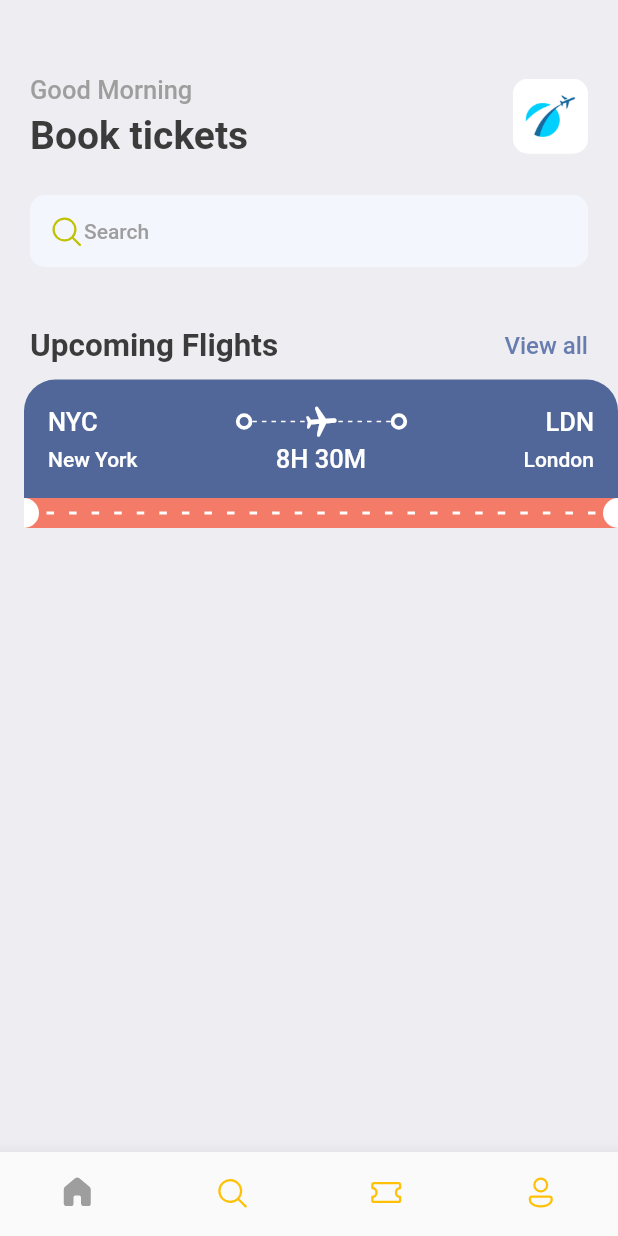
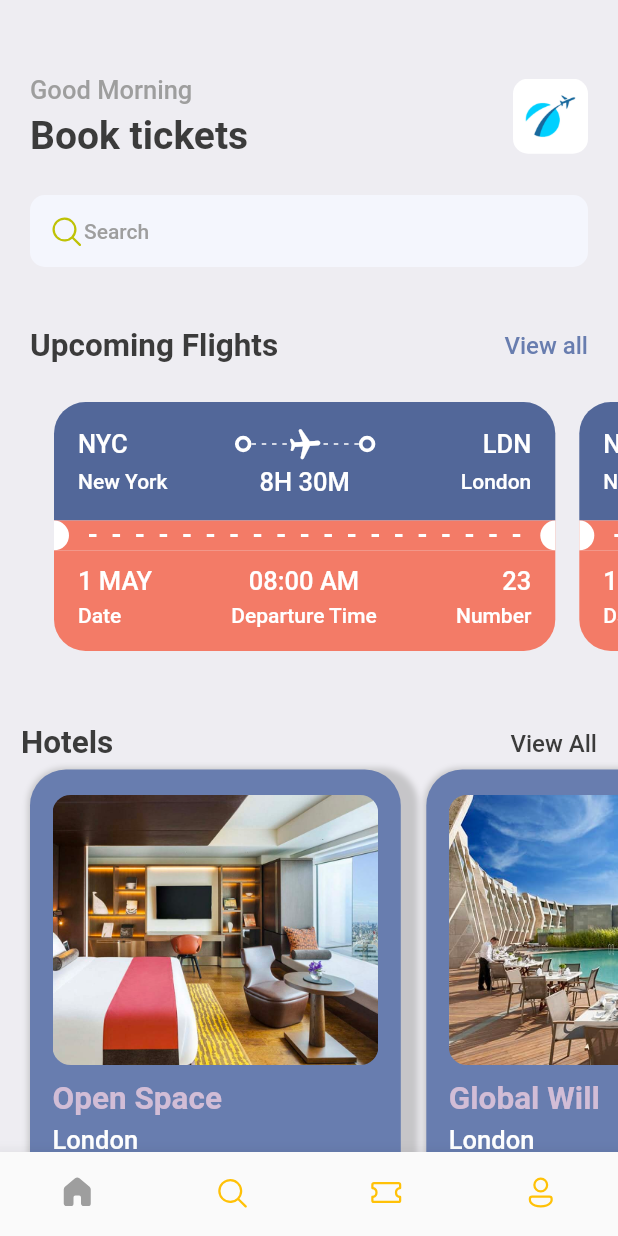
Before and after one commit to soulandbone/ticket_booking, a Flutter app: the screen it shows after launch, on a phone screen of 412 x 824 dp. Run offline on Flutter 3.47's test engine with Material 2 defaults, Android fonts, the phone set to English and light mode, and no system bars; our stand-ins replace fluentui_icons, gap.

Commit message:
added new things to functionality, and hotels are now generated dinamically

```diff
--- a/lib/screens/home_screen.dart
+++ b/lib/screens/home_screen.dart
@@ -1,7 +1,9 @@
 import 'package:fluentui_icons/fluentui_icons.dart';
 import 'package:flutter/material.dart';
 import 'package:gap/gap.dart';
+import '../utils/app_info_list.dart';
 import '../utils/app_styles.dart';
+import '../widgets/hotels_widget.dart';
 import '../widgets/ticket_view.dart';
 
 class HomeScreen extends StatelessWidget {
@@ -84,7 +86,49 @@ class HomeScreen extends StatelessWidget {
               ),
             ]),
           ),
-          TicketView(),
+          const Gap(15),
+          SingleChildScrollView(
+            scrollDirection: Axis.horizontal,
+            padding: const EdgeInsets.only(left: 20),
+            child: Row(
+              children: const [
+                TicketView(),
+                TicketView(),
+              ],
+            ),
+          ),
+          const Gap(15),
+          Padding(
+            padding: const EdgeInsets.symmetric(horizontal: 14),
+            child: Row(
+              mainAxisAlignment: MainAxisAlignment.spaceBetween,
+              children: [
+                Text('Hotels', style: Styles.headlineStyle2),
+                InkWell(
+                    onTap: () {
+                      print('You are tapped');
+                    },
+                    child: Text(
+                      'View All',
+                      style: Styles.textStyle.copyWith(
+                        color: Styles.textColor,
+                      ),
+                    ))
+              ],
+            ),
+          ),
+          SingleChildScrollView(
+            padding: const EdgeInsets.only(left: 20),
+            scrollDirection: Axis.horizontal,
+            child: Row(
+                children: AppInfoList.hotelList
+                    .map((e) => HotelsWidget(
+                        image: e['image']!,
+                        place: e['place']!,
+                        destination: e['destination']!,
+                        price: e['price']!))
+                    .toList()),
+          )
         ],
       ),
     );
--- /dev/null
+++ b/lib/utils/app_info_list.dart
@@ -0,0 +1,22 @@
+class AppInfoList {
+  static List<Map<String, String>> hotelList = [
+    {
+      'image': 'one.png',
+      'place': 'Open Space',
+      'destination': 'London',
+      'price': '25'
+    },
+    {
+      'image': 'two.png',
+      'place': 'Global Will',
+      'destination': 'London',
+      'price': '40'
+    },
+    {
+      'image': 'three.png',
+      'place': 'Tallest Building',
+      'destination': 'Dubai',
+      'price': '68'
+    },
+  ];
+}
--- a/lib/utils/app_styles.dart
+++ b/lib/utils/app_styles.dart
@@ -7,6 +7,7 @@ class Styles {
   static Color textColor = const Color(0xFF3b3b3b);
   static Color bgColor = const Color(0xFFeeedf2);
   static Color orangeColor = const Color(0xFFF37B67);
+  static Color kakiColor = const Color(0xFFD2BDD6);
   static TextStyle textStyle =
       TextStyle(fontSize: 16, color: textColor, fontWeight: FontWeight.w500);
   static TextStyle headlineStyle1 =
--- /dev/null
+++ b/lib/widgets/hotels_widget.dart
@@ -0,0 +1,70 @@
+import 'package:flutter/material.dart';
+import 'package:gap/gap.dart';
+import 'package:ticket_booking/utils/app_styles.dart';
+
+import '../utils/app_layout.dart';
+
+class HotelsWidget extends StatelessWidget {
+  String image;
+  String place;
+  String destination;
+  String price;
+
+  HotelsWidget(
+      {required this.place,
+      required this.image,
+      required this.destination,
+      required this.price});
+
+  @override
+  Widget build(BuildContext context) {
+    final size = AppLayout.getSize(context);
+
+    return Container(
+      decoration: BoxDecoration(
+          color: Styles.primaryColor,
+          borderRadius: BorderRadius.circular(24),
+          boxShadow: [
+            BoxShadow(
+                color: Colors.grey.withOpacity(0.5),
+                spreadRadius: 6,
+                blurRadius: 3,
+                offset: const Offset(5, 5))
+          ]),
+      width: size.width * 0.6,
+      padding: const EdgeInsets.symmetric(horizontal: 15, vertical: 17),
+      margin: const EdgeInsets.only(right: 17, top: 5),
+      height: 350,
+      child: Column(
+        crossAxisAlignment: CrossAxisAlignment.start,
+        children: [
+          Container(
+            height: 180,
+            decoration: BoxDecoration(
+                borderRadius: BorderRadius.circular(12),
+                image: DecorationImage(
+                    fit: BoxFit.cover,
+                    image: AssetImage(
+                      'assets/images/$image',
+                    ))),
+          ),
+          const Gap(10),
+          Text(
+            place,
+            style: Styles.headlineStyle2.copyWith(color: Styles.kakiColor),
+          ),
+          const Gap(5),
+          Text(
+            destination,
+            style: Styles.headlineStyle3.copyWith(color: Colors.white),
+          ),
+          const Gap(8),
+          Text(
+            '\$$price/night',
+            style: Styles.headlineStyle1.copyWith(color: Styles.kakiColor),
+          ),
+        ],
+      ),
+    );
+  }
+}
--- a/lib/widgets/ticket_view.dart
+++ b/lib/widgets/ticket_view.dart
@@ -11,7 +11,7 @@ class TicketView extends StatelessWidget {
   Widget build(BuildContext context) {
     final size = AppLayout.getSize(context);
     return SizedBox(
-      width: size.width,
+      width: size.width * 0.85,
       height: 200,
       child: Container(
           margin: const EdgeInsets.only(left: 16),
@@ -126,6 +126,8 @@ class TicketView extends StatelessWidget {
                                 bottomRight: Radius.circular(10)))),
                   ),
                   Expanded(
+                    child: Padding(
+                      padding: const EdgeInsets.symmetric(horizontal: 8),
                       child: LayoutBuilder(
                         builder:
                             (BuildContext context, BoxConstraints constraints) {
@@ -144,6 +146,7 @@ class TicketView extends StatelessWidget {
                         },
                       ),
                     ),
+                  ),
                   const SizedBox(
                     height: 20,
                     width: 10,
@@ -155,7 +158,65 @@ class TicketView extends StatelessWidget {
                                 bottomLeft: Radius.circular(10)))),
                   )
                 ]),
-              )
+              ),
+              Container(
+                decoration: BoxDecoration(
+                  color: Styles.orangeColor,
+                  borderRadius: const BorderRadius.only(
+                      bottomLeft: Radius.circular(21),
+                      bottomRight: Radius.circular(21)),
+                ),
+                padding: const EdgeInsets.only(
+                    left: 16, right: 16, bottom: 16, top: 10),
+                child: Column(children: [
+                  Row(
+                    mainAxisAlignment: MainAxisAlignment.spaceBetween,
+                    children: [
+                      Column(
+                        crossAxisAlignment: CrossAxisAlignment.start,
+                        children: [
+                          Text('1 MAY',
+                              style: Styles.headlineStyle3
+                                  .copyWith(color: Colors.white)),
+                          const Gap(5),
+                          Text(
+                            'Date',
+                            style: Styles.headlineStyle4
+                                .copyWith(color: Colors.white),
+                          ),
+                        ],
+                      ),
+                      Column(
+                        children: [
+                          Text('08:00 AM',
+                              style: Styles.headlineStyle3
+                                  .copyWith(color: Colors.white)),
+                          const Gap(5),
+                          Text(
+                            'Departure Time',
+                            style: Styles.headlineStyle4
+                                .copyWith(color: Colors.white),
+                          ),
+                        ],
+                      ),
+                      Column(
+                        crossAxisAlignment: CrossAxisAlignment.end,
+                        children: [
+                          Text('23',
+                              style: Styles.headlineStyle3
+                                  .copyWith(color: Colors.white)),
+                          const Gap(5),
+                          Text(
+                            'Number',
+                            style: Styles.headlineStyle4
+                                .copyWith(color: Colors.white),
+                          ),
+                        ],
+                      ),
+                    ],
+                  ),
+                ]),
+              ),
             ],
           )),
     );
```
Also changed, not shown: assets/images/img.png (added), assets/images/one.png (added), assets/images/sit.jpg (added), assets/images/three.png (added), assets/images/two.png (added), assets/images/visa.png (added). Lines whose indentation alone changed are shown as unchanged.
